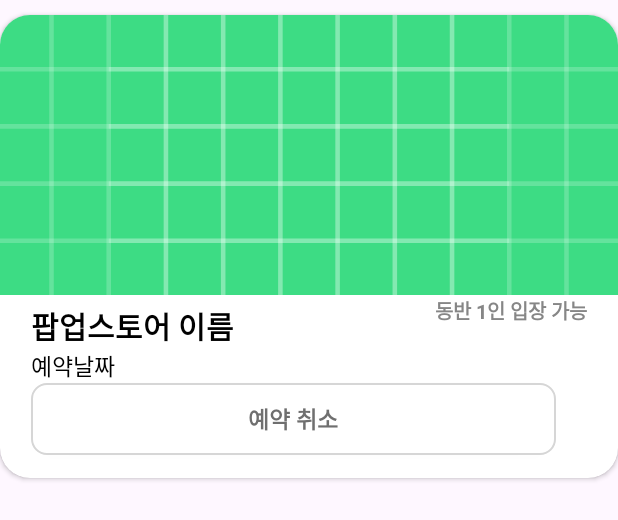
After one commit to Hyundai-focus/HPass-FE, an Android app: the layout my_booking_list_item.xml on its own in the app's theme, with its tools: preview values and no code run, on a phone screen of 412 x 824 dp. The commit adds this screen. Shown: the top 520 px of the screen. Run offline under Robolectric (Android 15) with nearby library versions, the phone set to English and light mode, and no system bars; network calls fail.

Commit message:
나의 예약 조회 구성 중...

```diff
--- a/app/src/main/java/com/hyundai/hpass/popUpStore/CalendarBottomSheetDialogFragment.kt
+++ b/app/src/main/java/com/hyundai/hpass/popUpStore/CalendarBottomSheetDialogFragment.kt
@@ -68,6 +68,9 @@ class CalendarBottomSheetDialogFragment(private val storeData: PopUpStoreRespons
             binding.time4,
             binding.time5
         )
+
+        var storeName: TextView = view.findViewById(R.id.store_name)
+        storeName.text = storeData.name
 
         // CalendarView의 최소 날짜 설정
         val dateFormat = SimpleDateFormat("yyyy-MM-dd", Locale.getDefault())
--- a/app/src/main/java/com/hyundai/hpass/popUpStore/PopUpStoreActivity.kt
+++ b/app/src/main/java/com/hyundai/hpass/popUpStore/PopUpStoreActivity.kt
@@ -8,6 +8,11 @@ import androidx.recyclerview.widget.LinearLayoutManager
 import com.hyundai.hpass.databinding.PopUpStoreActivityListBinding
 import com.hyundai.hpass.subscription.model.response.PopUpStoreResponse
 
+/**
+ *
+ * @author 김기훈
+ *
+ */
 class PopUpStoreActivity : AppCompatActivity(), PopUpStoreListAdapter.OnItemClickListener {
 
     private lateinit var binding: PopUpStoreActivityListBinding
--- a/app/src/main/java/com/hyundai/hpass/popUpStore/PopUpStoreViewModel.kt
+++ b/app/src/main/java/com/hyundai/hpass/popUpStore/PopUpStoreViewModel.kt
@@ -26,9 +26,9 @@ class PopUpStoreViewModel: ViewModel() {
 
     private fun mockData() {
         popUpStore.value = listOf(
-            PopUpStoreResponse(1, "스타벅스", "02.01(목)", "02.07(수)", "1층", "https://www.ehyundai.com/attachfiles/branch/20210209104434346.jpg"),
-            PopUpStoreResponse(2,"이디야", "02.01(목)", "02.07(수)", "2층", "https://www.ehyundai.com/attachfiles/branch/20220906035951614.jpg"),
-            PopUpStoreResponse(3,"투썸플레이스", "02.1(목)", "02.07(수)", "3층", "https://www.ehyundai.com/attachfiles/branch/20210209093808991.jpg")
+            PopUpStoreResponse(1, "스타벅스", "2024-02-10", "2024-02-27", "1층", "https://www.ehyundai.com/attachfiles/branch/20210209104434346.jpg"),
+            PopUpStoreResponse(2,"이디야", "2024-02-10", "2024-02-27", "2층", "https://www.ehyundai.com/attachfiles/branch/20220906035951614.jpg"),
+            PopUpStoreResponse(3,"투썸플레이스", "2024-02-10", "2024-02-27", "3층", "https://www.ehyundai.com/attachfiles/branch/20210209093808991.jpg")
         )
     }
 }
--- a/app/src/main/java/com/hyundai/hpass/popUpStore/bookingItem.kt
+++ b/app/src/main/java/com/hyundai/hpass/popUpStore/bookingItem.kt
@@ -1,5 +1,10 @@
 package com.hyundai.hpass.popUpStore
 
+/**
+ *
+ * @author 황수연
+ *
+ */
 data class bookingItem(
     /**
     팝업스토어 아이디
--- /dev/null
+++ b/app/src/main/res/drawable/my_booking_delete_button.xml
@@ -0,0 +1,12 @@
+<?xml version="1.0" encoding="utf-8"?>
+<selector xmlns:android="http://schemas.android.com/apk/res/android">
+    <item>
+        <shape>
+            <solid android:color="#FFFFFF" />
+            <stroke
+                android:width="1dp"
+                android:color="#D6D6D6" />
+            <corners android:radius="10dp" />
+        </shape>
+    </item>
+</selector>
--- /dev/null
+++ b/app/src/main/res/layout/my_booking_list_item.xml
@@ -0,0 +1,101 @@
+<?xml version="1.0" encoding="utf-8"?>
+<androidx.cardview.widget.CardView xmlns:android="http://schemas.android.com/apk/res/android"
+    xmlns:app="http://schemas.android.com/apk/res-auto"
+    android:layout_width="match_parent"
+    android:layout_height="wrap_content"
+    app:cardCornerRadius="20dp"
+    android:layout_marginVertical="10dp"
+    android:id="@+id/popUpStoreCardView"
+    >
+
+    <androidx.constraintlayout.widget.ConstraintLayout
+        android:layout_width="match_parent"
+        android:layout_height="match_parent"
+        >
+
+        <ImageView
+            android:id="@+id/popUpStoreImage"
+            android:layout_width="match_parent"
+            android:layout_height="0dp"
+            android:scaleType="centerCrop"
+            android:src="@drawable/ic_launcher_background"
+            app:layout_constraintDimensionRatio="11:5"
+            app:layout_constraintEnd_toEndOf="parent"
+            app:layout_constraintStart_toStartOf="parent"
+            app:layout_constraintTop_toTopOf="parent" />
+
+        <TextView
+            android:id="@+id/bookingStore"
+            android:layout_width="wrap_content"
+            android:layout_height="wrap_content"
+            android:text="팝업스토어 이름"
+            android:textColor="@color/black"
+            android:textSize="20sp"
+            android:textStyle="bold"
+            android:layout_marginTop="5dp"
+            app:layout_constraintStart_toStartOf="@id/guidelineV05"
+            app:layout_constraintTop_toBottomOf="@id/popUpStoreImage" />
+
+        <TextView
+            android:id="@+id/period"
+            android:layout_width="wrap_content"
+            android:layout_height="wrap_content"
+            android:text="예약날짜"
+            android:textColor="@color/black"
+            android:textSize="15sp"
+            app:layout_constraintStart_toStartOf="@id/guidelineV05"
+            app:layout_constraintTop_toBottomOf="@id/bookingStore" />
+
+        <TextView
+            android:layout_width="wrap_content"
+            android:layout_height="wrap_content"
+            android:text="동반 1인 입장 가능"
+            android:textColor="@color/textGray"
+            android:textSize="13sp"
+            android:textStyle="bold"
+            app:layout_constraintEnd_toEndOf="@id/guidelineV95"
+            app:layout_constraintTop_toBottomOf="@id/popUpStoreImage" />
+
+        <androidx.appcompat.widget.AppCompatButton
+            android:id="@+id/delete_btn"
+            android:layout_width="350dp"
+            android:layout_height="wrap_content"
+            android:text="예약 취소"
+            android:background="@drawable/my_booking_delete_button"
+            android:textColor="@color/grey"
+            android:textSize="15sp"
+            android:textStyle="bold"
+            app:layout_constraintBottom_toBottomOf="@id/guidelineH95"
+            app:layout_constraintStart_toStartOf="@id/guidelineV05"
+            app:layout_constraintTop_toBottomOf="@id/period" />
+
+        <androidx.constraintlayout.widget.Guideline
+            android:id="@+id/guidelineH85"
+            android:layout_width="wrap_content"
+            android:layout_height="wrap_content"
+            android:orientation="horizontal"
+            app:layout_constraintGuide_percent="0.85" />
+
+        <androidx.constraintlayout.widget.Guideline
+            android:id="@+id/guidelineH95"
+            android:layout_width="wrap_content"
+            android:layout_height="wrap_content"
+            android:orientation="horizontal"
+            app:layout_constraintGuide_percent="0.95" />
+
+        <androidx.constraintlayout.widget.Guideline
+            android:id="@+id/guidelineV95"
+            android:layout_width="wrap_content"
+            android:layout_height="wrap_content"
+            android:orientation="vertical"
+            app:layout_constraintGuide_percent="0.95" />
+
+        <androidx.constraintlayout.widget.Guideline
+            android:id="@+id/guidelineV05"
+            android:layout_width="wrap_content"
+            android:layout_height="wrap_content"
+            android:orientation="vertical"
+            app:layout_constraintGuide_percent="0.05" />
+
+    </androidx.constraintlayout.widget.ConstraintLayout>
+</androidx.cardview.widget.CardView>
--- a/app/src/main/res/layout/pop_up_store_activity_booking.xml
+++ b/app/src/main/res/layout/pop_up_store_activity_booking.xml
@@ -121,7 +121,7 @@
         tools:ignore="MissingConstraints" />
 
     <TextView
-        android:id="@+id/textView"
+        android:id="@+id/store_name"
         android:layout_width="wrap_content"
         android:layout_height="wrap_content"
         android:text="헤브블루"
```
Also changed, not shown: app/src/main/java/com/hyundai/hpass/myBooking/MyBooking.kt (deleted, +0 -12 lines), app/src/main/java/com/hyundai/hpass/myBooking/MyBookingActivity.kt (added, +50 -0 lines), app/src/main/java/com/hyundai/hpass/myBooking/MyBookingAdapter.kt (added, +45 -0 lines), app/src/main/java/com/hyundai/hpass/myBooking/MyBookingDTO.kt (added, +39 -0 lines), app/src/main/java/com/hyundai/hpass/myBooking/MyBookingService.kt (added, +17 -0 lines), app/src/main/java/com/hyundai/hpass/myBooking/MyBookingViewModel.kt (added, +42 -0 lines), app/src/main/java/com/hyundai/hpass/network/RetrofitClient.kt (+9 -0 lines), app/src/main/res/layout/my_booking_activity_my_booking.xml (+49 -2 lines).
